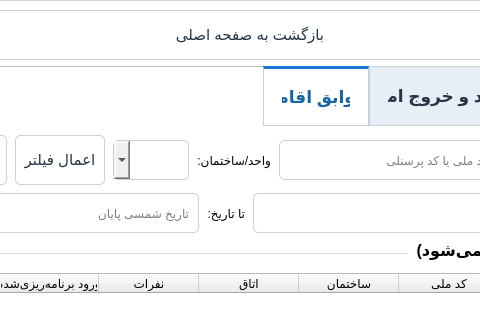
Qt form main.ui (sadradelkhah-web/MyPythonProject) before a commit; both pictures show x 236 to 716 and y 86 to 406 of the 1200 by 950 pixel window.
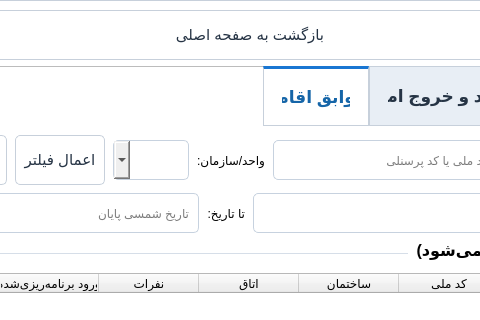
The same form after that commit. The open tabs and pages were chosen to show the change.

Commit message: Filter guesthouse history by organization unit

```diff
--- a/main.ui
+++ b/main.ui
@@ -2749,7 +2749,7 @@
               <item>
                <widget class="QLabel" name="lblHotelHistoryBuilding">
                 <property name="text">
-                 <string>واحد/ساختمان:</string>
+                 <string>واحد/سازمان:</string>
                 </property>
                </widget>
               </item>
```
Left out of the diff: 4 changed lines with no effect on the pictures.
